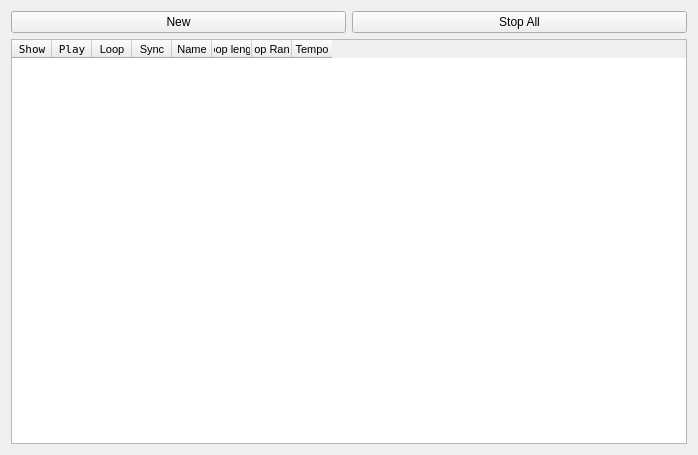
First picture: the form in src/liveeventcontrol.ui, repository CsoundQt/CsoundQt, before the edit.
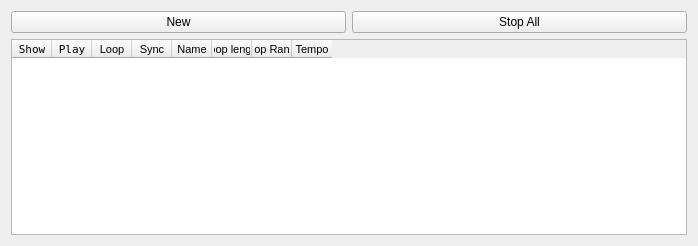
Second picture: the form after the edit.

Patch:
```diff
--- a/src/liveeventcontrol.ui
+++ b/src/liveeventcontrol.ui
@@ -7,7 +7,7 @@
     <x>0</x>
     <y>0</y>
     <width>698</width>
-    <height>455</height>
+    <height>246</height>
    </rect>
   </property>
   <property name="windowTitle">
```
Left out of the diff: 17 changed lines with no effect on the pictures.
